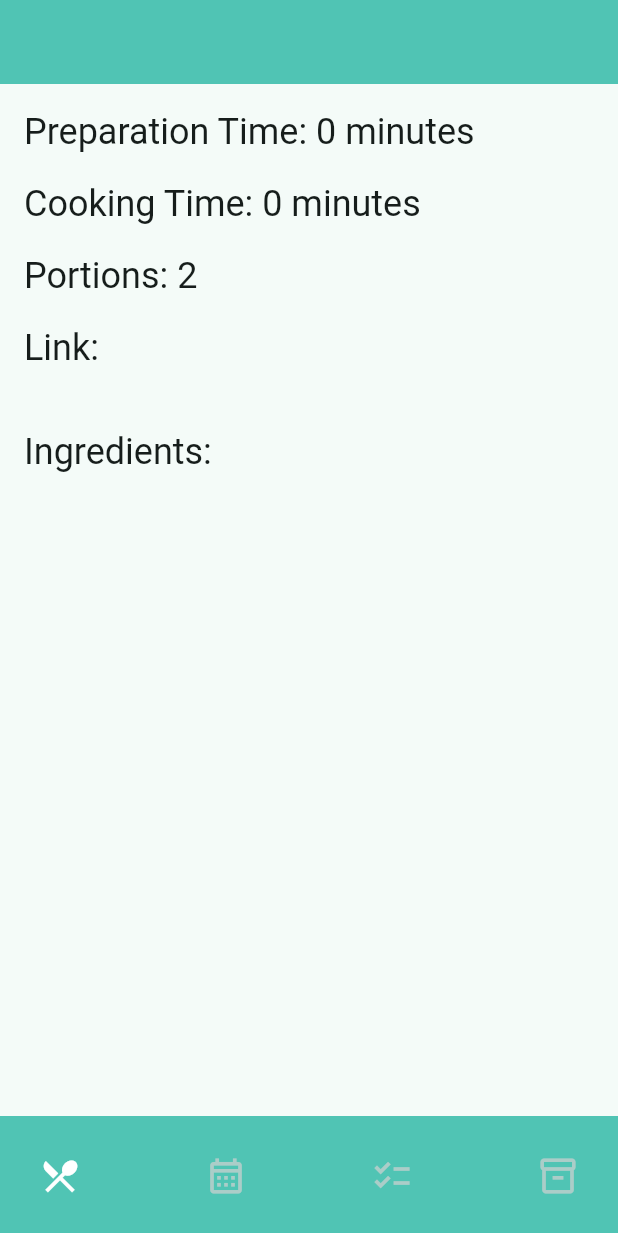
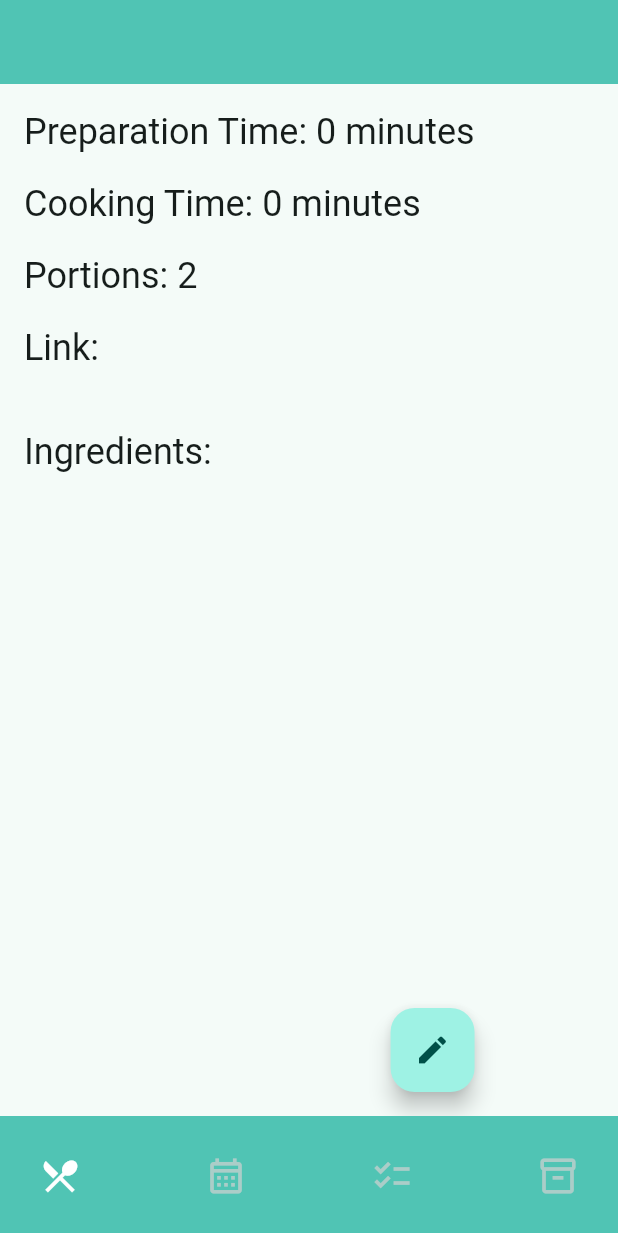
Before and after one commit to Niadrohd/myhome, a Flutter app: the RecipeDetailsPage screen opened directly with empty values, on a phone screen of 412 x 824 dp. Shown: the top 1233 px of the screen. Run offline on Flutter 3.47's test engine with Material 3 defaults, Android fonts, the phone set to English and light mode, and no system bars; our stand-ins replace cloud_firestore, easy_dynamic_theme, firebase_auth, firebase_core, flutter_hooks, flutter_riverpod and 1 more; accounts and stored records are empty.

Commit message:
feat(recipes): add edit button to the recipe details page
Editing was only reachable from the recipes list. Add a FAB on the
details page that opens the same edit form.

Co-Authored-By: Claude Sonnet 5 <noreply@anthropic.com>

```diff
--- a/lib/src/pages/recipe_details_page.dart
+++ b/lib/src/pages/recipe_details_page.dart
@@ -1,5 +1,6 @@
 import 'package:flutter/material.dart';
 import 'package:hooks_riverpod/hooks_riverpod.dart';
+import 'package:myhome/routes/named_routes.dart';
 import 'package:myhome/src/models/recipe.dart';
 import 'package:myhome/src/my_navigator.dart';
 import 'package:myhome/theme/colors.dart';
@@ -15,7 +16,9 @@ class RecipeDetailsPage extends ConsumerWidget {
     return MyNavigator(
       title: recipe.name,
       page: Scaffold(
-        body: Padding(
+        body: Stack(
+          children: [
+            Padding(
               padding: const EdgeInsets.all(defaultSymmetricPadding),
               child: Column(
                 crossAxisAlignment: CrossAxisAlignment.start,
@@ -55,6 +58,20 @@ class RecipeDetailsPage extends ConsumerWidget {
                 ],
               ),
             ),
+            Positioned(
+              bottom: 16,
+              right: 16,
+              child: FloatingActionButton(
+                onPressed: () => Navigator.pushReplacementNamed(
+                  context,
+                  RoutesName.createRecipe.path,
+                  arguments: <String, Recipe>{'recipe': recipe},
+                ),
+                child: const Icon(Icons.edit),
+              ),
+            ),
+          ],
+        ),
       ),
     );
   }
```
Lines whose indentation alone changed are shown as unchanged.
